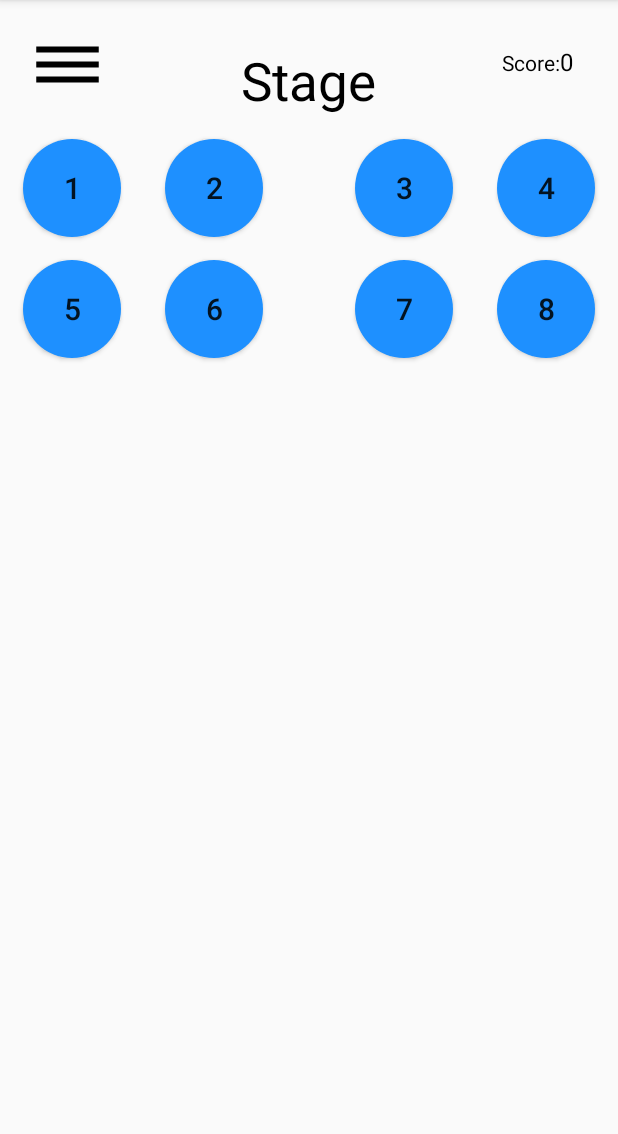
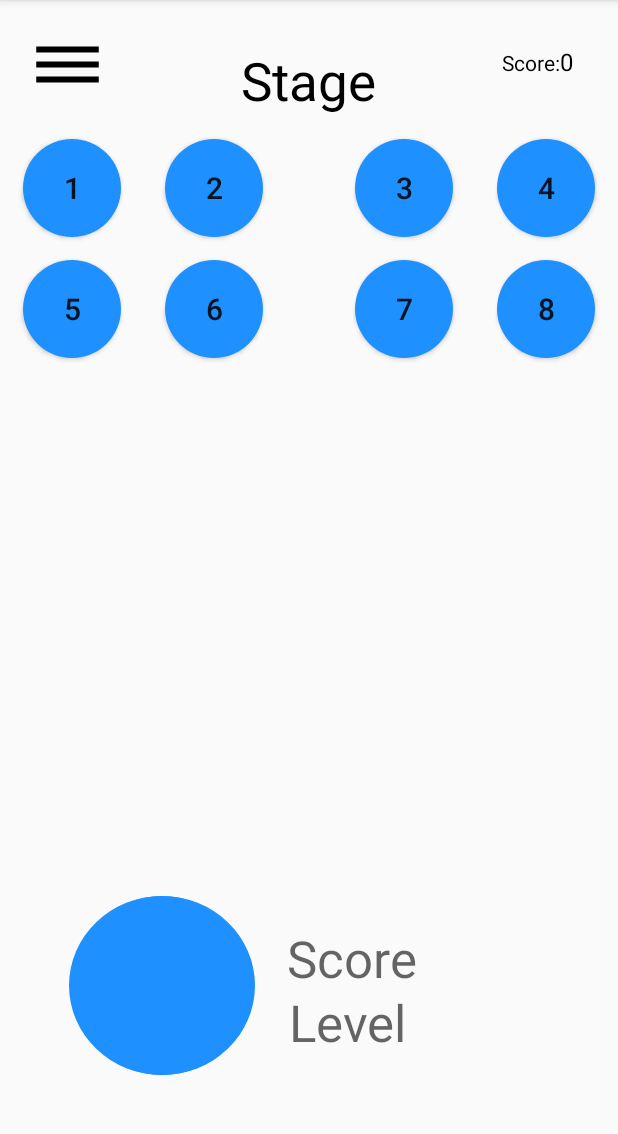
Before and after one commit to DeathWish99/Quickmath, an Android app: the MemberStageActivity screen opened directly, with no data from a screen before it, on a phone screen of 412 x 824 dp, the part 84-1218 px from its top. Run offline under Robolectric (Android 15) with nearby library versions, the phone set to English and light mode, and no system bars; 1 statement that could not run was skipped.

Commit message:
Incomplete Stage UI changes

```diff
--- a/app/src/main/res/layout/activity_gueststage.xml
+++ b/app/src/main/res/layout/activity_gueststage.xml
@@ -39,9 +39,9 @@
         android:id="@+id/txt_score"
         android:layout_width="95dp"
         android:layout_height="44dp"
-        android:layout_alignEnd="@+id/tv_stage"
+        android:layout_alignRight="@+id/tv_stage"
         android:layout_alignParentBottom="true"
-        android:layout_marginEnd="-36dp"
+        android:layout_marginRight="-36dp"
         android:layout_marginBottom="108dp"
         android:contentDescription="Score"
         android:text="@string/score"
@@ -51,9 +51,9 @@
         android:id="@+id/txt_level"
         android:layout_width="95dp"
         android:layout_height="44dp"
-        android:layout_alignEnd="@+id/tv_stage"
+        android:layout_alignRight="@+id/tv_stage"
         android:layout_alignParentBottom="true"
-        android:layout_marginEnd="-37dp"
+        android:layout_marginRight="-37dp"
         android:layout_marginBottom="65dp"
         android:contentDescription="Score"
         android:text="@string/level"
@@ -64,9 +64,8 @@
         android:layout_width="124dp"
         android:layout_height="119dp"
         android:layout_alignParentBottom="true"
-        android:layout_marginEnd="-56dp"
+        android:layout_marginLeft="56dp"
         android:layout_marginBottom="51dp"
-        android:layout_toStartOf="@+id/btn_stage"
         android:background="@drawable/button_bg_round"
         app:srcCompat="@drawable/button_bg_round" />
 
--- a/app/src/main/res/layout/activity_memberstage.xml
+++ b/app/src/main/res/layout/activity_memberstage.xml
@@ -137,5 +137,38 @@
         android:text="8"
         android:textSize="20dp"/>
 
+    <TextView
+        android:id="@+id/txt_score"
+        android:layout_width="95dp"
+        android:layout_height="44dp"
+        android:layout_alignRight="@+id/tv_stage"
+        android:layout_alignParentBottom="true"
+        android:layout_marginRight="-36dp"
+        android:layout_marginBottom="108dp"
+        android:contentDescription="Score"
+        android:text="@string/score"
+        android:textAppearance="@style/TextAppearance.AppCompat.Display1" />
+
+    <TextView
+        android:id="@+id/tv_level"
+        android:layout_width="95dp"
+        android:layout_height="44dp"
+        android:layout_alignRight="@+id/tv_stage"
+        android:layout_alignParentBottom="true"
+        android:layout_marginRight="-37dp"
+        android:layout_marginBottom="65dp"
+        android:contentDescription="Score"
+        android:text="@string/level"
+        android:textAppearance="@style/TextAppearance.AppCompat.Display1" />
+
+    <ImageView
+        android:id="@+id/user_avatar"
+        android:layout_width="124dp"
+        android:layout_height="119dp"
+        android:layout_alignParentBottom="true"
+        android:layout_marginLeft="46dp"
+        android:layout_marginBottom="51dp"
+        android:background="@drawable/button_bg_round"
+        app:srcCompat="@drawable/button_bg_round" />
 
 </RelativeLayout>
```
